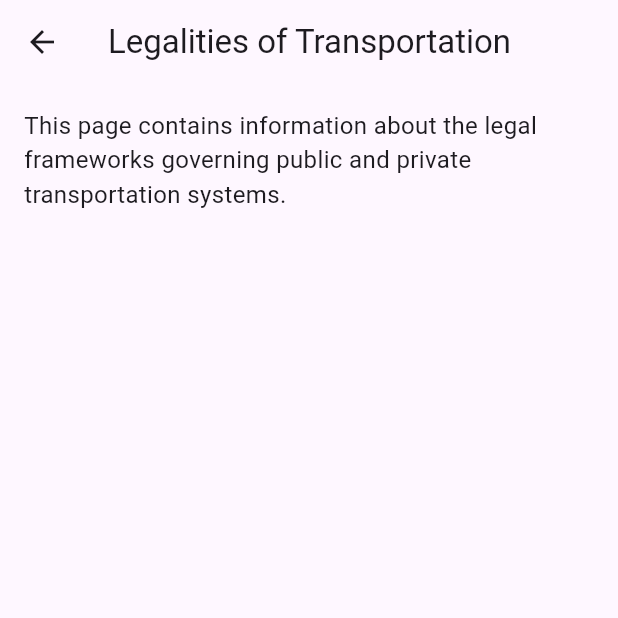
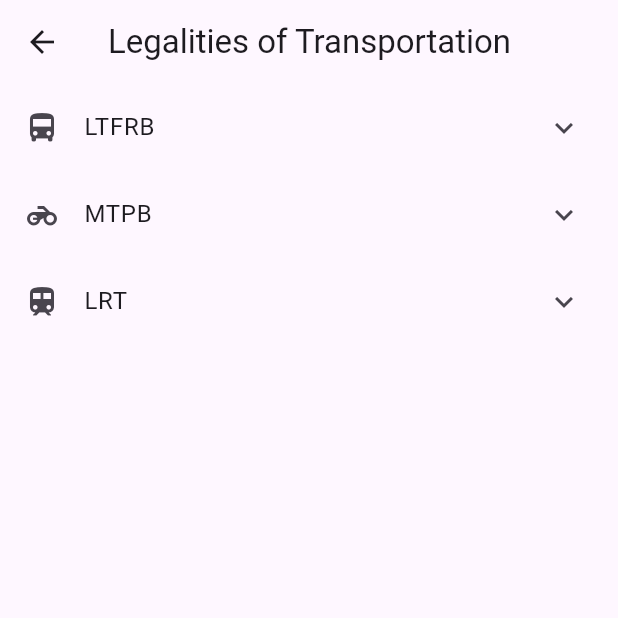
Before and after one commit to BGrazer/Maiway, a Flutter app: the LegalitiesPage screen opened directly, on a phone screen of 412 x 824 dp, the top half of it. Run offline on Flutter 3.47's test engine with Material 3 defaults, Android fonts, the phone set to English and light mode, and no system bars; our stand-ins replace flutter_map, geolocator, google_fonts, latlong2; missing offline and left inert: flutter_map_location_marker, syncfusion_flutter_pdfviewer.

Commit message:
try to fix legalities page

```diff
--- a/maiwayapp/lib/legalities_page.dart
+++ b/maiwayapp/lib/legalities_page.dart
@@ -1,19 +1,100 @@
 import 'package:flutter/material.dart';
+import 'package:syncfusion_flutter_pdfviewer/pdfviewer.dart';
 
 class LegalitiesPage extends StatelessWidget {
   const LegalitiesPage({Key? key}) : super(key: key);
+
+  // Only retain regform.pdf for MTPB
+  static const ltfrbPdfs = ['LTFRB Guidelines.pdf', 'LTFRB Memo.pdf'];
+  static const mtpbPdfs = ['summser.pdf'];
+  static const lrtPdfs = ['LRT Safety.pdf'];
 
   @override
   Widget build(BuildContext context) {
     return Scaffold(
       appBar: AppBar(title: const Text('Legalities of Transportation')),
-      body: const Padding(
-        padding: EdgeInsets.all(16.0),
-        child: Text(
-          'This page contains information about the legal frameworks governing public and private transportation systems.',
-          style: TextStyle(fontSize: 16),
-        ),
+      body: ListView(
+        children: [
+          ExpansionTile(
+            leading: const Icon(Icons.directions_bus),
+            title: const Text('LTFRB'),
+            children:
+                ltfrbPdfs
+                    .map(
+                      (pdf) => ListTile(
+                        title: Text(pdf),
+                        trailing: const Icon(Icons.picture_as_pdf),
+                        onTap: () {
+                          ScaffoldMessenger.of(context).showSnackBar(
+                            SnackBar(
+                              content: Text('No preview available for $pdf'),
+                            ),
+                          );
+                        },
+                      ),
+                    )
+                    .toList(),
+          ),
+          ExpansionTile(
+            leading: const Icon(Icons.motorcycle),
+            title: const Text('MTPB'),
+            children:
+                mtpbPdfs
+                    .map(
+                      (pdf) => ListTile(
+                        title: Text(pdf),
+                        trailing: const Icon(Icons.picture_as_pdf),
+                        onTap: () {
+                          Navigator.push(
+                            context,
+                            MaterialPageRoute(
+                              builder:
+                                  (context) => PDFViewerPage(
+                                    pdfAssetPath: 'assets/$pdf',
+                                  ),
+                            ),
+                          );
+                        },
+                      ),
+                    )
+                    .toList(),
+          ),
+          ExpansionTile(
+            leading: const Icon(Icons.train),
+            title: const Text('LRT'),
+            children:
+                lrtPdfs
+                    .map(
+                      (pdf) => ListTile(
+                        title: Text(pdf),
+                        trailing: const Icon(Icons.picture_as_pdf),
+                        onTap: () {
+                          ScaffoldMessenger.of(context).showSnackBar(
+                            SnackBar(
+                              content: Text('No preview available for $pdf'),
+                            ),
+                          );
+                        },
+                      ),
+                    )
+                    .toList(),
+          ),
+        ],
       ),
     );
   }
 }
+
+class PDFViewerPage extends StatelessWidget {
+  final String pdfAssetPath;
+
+  const PDFViewerPage({Key? key, required this.pdfAssetPath}) : super(key: key);
+
+  @override
+  Widget build(BuildContext context) {
+    return Scaffold(
+      appBar: AppBar(title: const Text('PDF Viewer')),
+      body: SfPdfViewer.asset(pdfAssetPath),
+    );
+  }
+}
--- a/maiwayapp/lib/profile_screen.dart
+++ b/maiwayapp/lib/profile_screen.dart
@@ -75,7 +75,7 @@ class ProfileScreen extends StatelessWidget {
           const SectionHeader(title: 'About'),
           _buildSettingsTile(
             icon: Icons.description,
-            title: 'Legalities of Transportation',
+            title: 'Legalities and Policies of Transportations',
             onTap: () {
               Navigator.push(
                 context,
@@ -85,7 +85,7 @@ class ProfileScreen extends StatelessWidget {
           ),
           _buildSettingsTile(
             icon: Icons.help_outline,
-            title: 'Policies of all Transportations',
+            title: 'Fare Matrices of all Transportations',
             onTap: () {
               Navigator.push(
                 context,
--- a/maiwayapp/pubspec.yaml
+++ b/maiwayapp/pubspec.yaml
@@ -42,6 +42,7 @@ dependencies:
   location: ^8.0.0
   http: ^1.3.0
   google_fonts: ^6.2.1
+  syncfusion_flutter_pdfviewer: ^29.2.11
 
 dev_dependencies:
   flutter_test:
@@ -67,6 +68,10 @@ flutter:
   # included with your application, so that you can use the icons in
   # the material Icons class.
   uses-material-design: true
+
+  assets:
+    - assets/images/legalities/regform.pdf
+    - assets/images/legalities/summser.pdf
 
   # To add assets to your application, add an assets section, like this:
   # assets:
```
Also changed, not shown: 2 other files.
